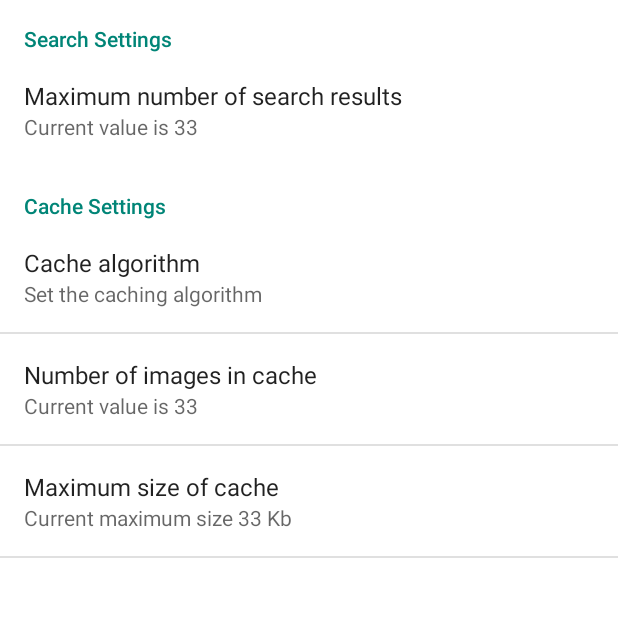
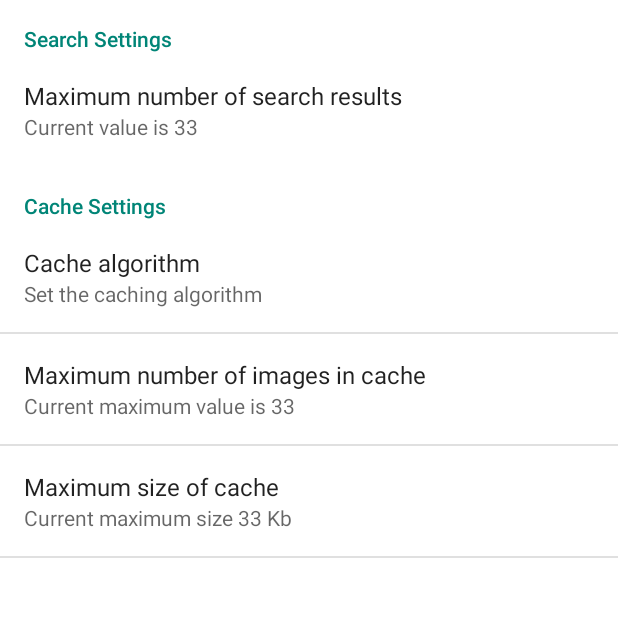
Before and after one commit to mrisney/spotify-android, an Android app: the SettingsActivity screen opened directly, with no data from a screen before it, on a phone screen of 412 x 824 dp, the top half of it. Run offline under Robolectric (Android 15) with nearby library versions, the phone set to English and light mode, and no system bars.

Commit message:
label changes

```diff
--- a/app/src/main/res/values/strings.xml
+++ b/app/src/main/res/values/strings.xml
@@ -15,8 +15,8 @@
     <string name="cache_algorithm">Cache algorithm</string>
     <string name="cache_algorithm_summary">Set the caching algorithm</string>
 
-    <string name="number_of_images">Number of images in cache</string>
-    <string name="number_of_images_summary">Current value is $2</string>
+    <string name="number_of_images">Maximum number of images in cache</string>
+    <string name="number_of_images_summary">Current maximum value is $2</string>
 
     <string name="size_of_cache">Maximum size of cache</string>
     <string name="size_of_cache_summary">Current maximum size $3 Kb</string>
```
